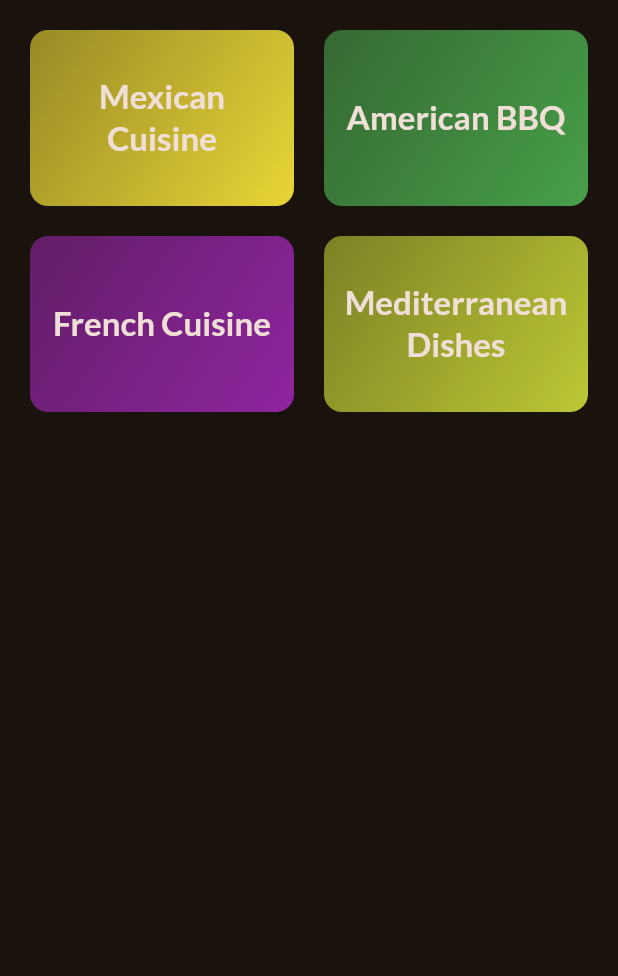
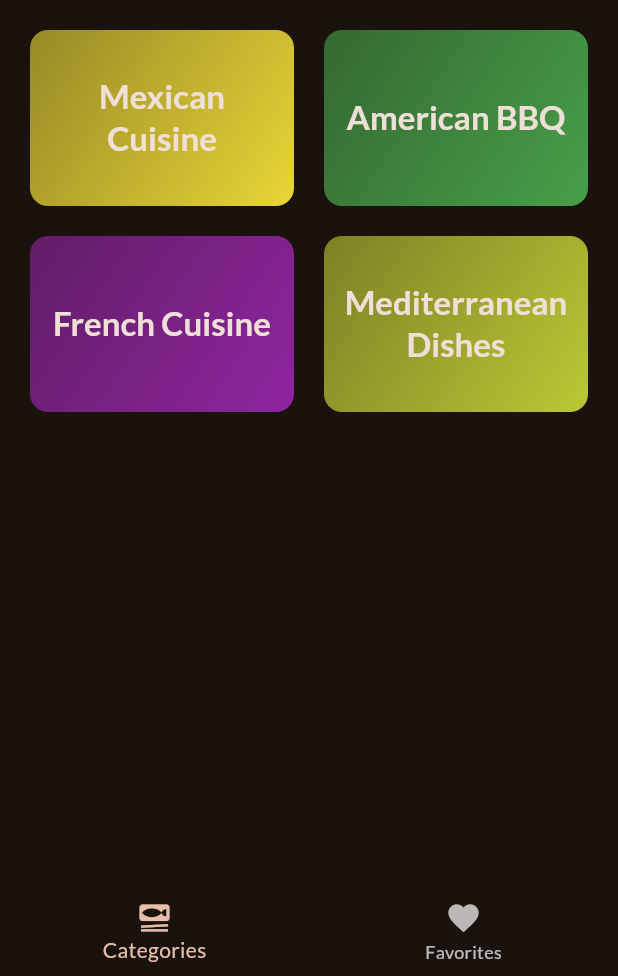
Before and after one commit to themse/fl-restaurant, a Flutter app: the screen it shows after launch, on a phone screen of 412 x 824 dp, the part 260-1236 px from its top. Run offline on Flutter 3.47's test engine with Material 3 defaults, Android fonts, the phone set to English and light mode, and no system bars; our stand-ins replace google_fonts, transparent_image.

Commit message:
feat: add favorite functionality

```diff
--- a/lib/main.dart
+++ b/lib/main.dart
@@ -1,6 +1,6 @@
 import 'package:flutter/material.dart';
 import 'package:google_fonts/google_fonts.dart';
-import 'package:restaurant/screens/categories.dart';
+import 'package:restaurant/screens/tabs.dart';
 
 final theme = ThemeData.from(
   useMaterial3: true,
@@ -23,7 +23,7 @@ class RootApp extends StatelessWidget {
     return MaterialApp(
       theme: theme,
       debugShowCheckedModeBanner: false,
-      home: const CategoriesScreen(),
+      home: const TabsScreen(),
     );
   }
 }
--- a/lib/screens/categories.dart
+++ b/lib/screens/categories.dart
@@ -26,9 +26,6 @@ class CategoriesScreen extends StatelessWidget {
   @override
   Widget build(BuildContext context) {
     return Scaffold(
-      appBar: AppBar(
-        title: const Text('Meals Categories'),
-      ),
       body: Container(
         margin: const EdgeInsets.symmetric(horizontal: 20),
         child: GridView.builder(
--- /dev/null
+++ b/lib/screens/tabs.dart
@@ -0,0 +1,68 @@
+import 'package:flutter/material.dart';
+import 'package:restaurant/models/meal.dart';
+import 'package:restaurant/screens/categories.dart';
+import 'package:restaurant/screens/meals.dart';
+
+typedef ScreenTitle = String;
+
+class TabsScreen extends StatefulWidget {
+  const TabsScreen({super.key});
+
+  @override
+  State<TabsScreen> createState() => _TabsScreenState();
+}
+
+class _TabsScreenState extends State<TabsScreen> {
+  int _selectedPageIndex = 0;
+  final List<Map<ScreenTitle, Widget>> _screens = [
+    {'Meals Categories': const CategoriesScreen()},
+    {'Favorites': const MealsScreen(meals: [])},
+  ];
+
+  final List<Meal> _favoriteMeals = [];
+
+  void _selectPage(int index) {
+    setState(() {
+      _selectedPageIndex = index;
+    });
+  }
+
+  void _toggleMealFavoriteStatus(Meal meal) {
+    final isExisting = _favoriteMeals.contains(meal);
+
+    if (isExisting) {
+      _favoriteMeals.remove(meal);
+    } else {
+      _favoriteMeals.add(meal);
+    }
+  }
+
+  @override
+  Widget build(BuildContext context) {
+    final MapEntry<ScreenTitle, Widget> screenConfig =
+        _screens[_selectedPageIndex].entries.first;
+    final String title = screenConfig.key;
+    final Widget screen = screenConfig.value;
+
+    return Scaffold(
+      appBar: AppBar(
+        title: Text(title),
+      ),
+      body: screen,
+      bottomNavigationBar: BottomNavigationBar(
+        onTap: _selectPage,
+        currentIndex: _selectedPageIndex,
+        items: const [
+          BottomNavigationBarItem(
+            icon: Icon(Icons.set_meal),
+            label: 'Categories',
+          ),
+          BottomNavigationBarItem(
+            icon: Icon(Icons.favorite),
+            label: 'Favorites',
+          ),
+        ],
+      ),
+    );
+  }
+}
```
Also changed, not shown: lib/screens/meal_details.dart (+27 -6 lines), lib/screens/meals.dart (+13 -7 lines).
